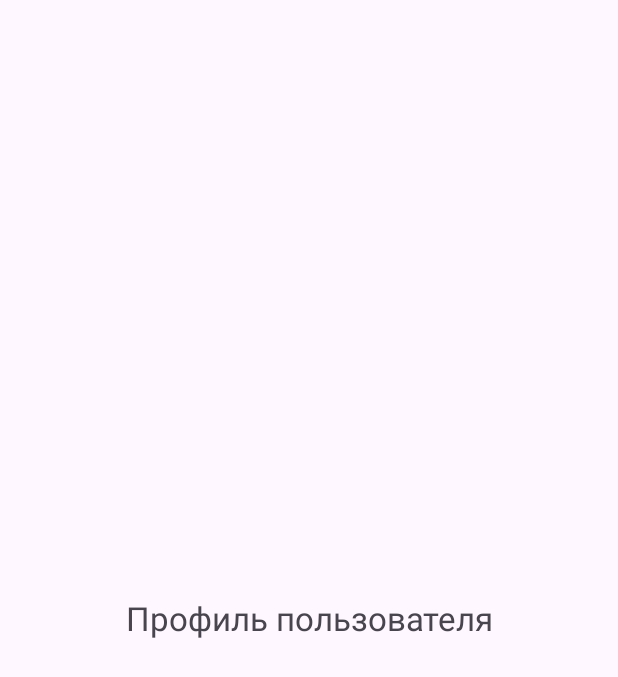
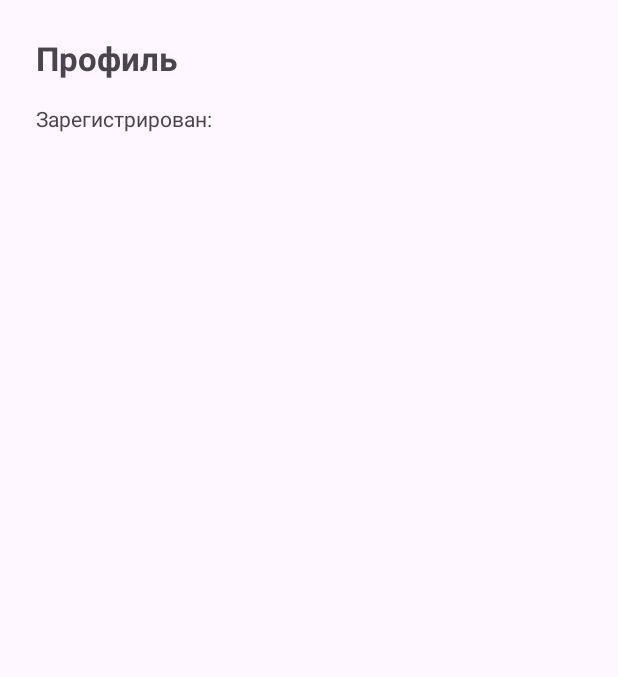
Before and after one commit to maurmni/Utilization, an Android app: the fragment ProfileFragment shown on its own in the app's theme, on a phone screen of 412 x 824 dp. Shown: the top 677 px of the screen. Run offline under Robolectric (Android 15) with nearby library versions, the phone set to English and light mode, and no system bars; our stand-ins replace Room's generated code.

Commit message:
доьавлена логика работы

```diff
--- /dev/null
+++ b/app/src/main/java/com/example/utilization/AppDataBase.java
@@ -0,0 +1,26 @@
+package com.example.utilization;
+
+import android.content.Context;
+
+import androidx.room.Database;
+import androidx.room.Room;
+import androidx.room.RoomDatabase;
+
+@Database(entities = {UserEntity.class}, version = 1)
+public abstract class AppDataBase extends RoomDatabase {
+
+    private static AppDataBase INSTANCE;
+
+    public abstract UserDAO userDao();
+
+    public static synchronized AppDataBase get(Context context) {
+        if (INSTANCE == null) {
+            INSTANCE = Room.databaseBuilder(
+                    context.getApplicationContext(),
+                    AppDataBase.class,
+                    "util_db"
+            ).build();
+        }
+        return INSTANCE;
+    }
+}
--- a/app/src/main/java/com/example/utilization/HomeContentFregment.java
+++ b/app/src/main/java/com/example/utilization/HomeContentFragment.java
@@ -8,7 +8,7 @@ import android.widget.TextView;
 
 import androidx.fragment.app.Fragment;
 
-public class HomeContentFregment extends Fragment {
+public class HomeContentFragment extends Fragment {
     @Override
     public View onCreateView(
             LayoutInflater inflater,
--- a/app/src/main/java/com/example/utilization/ProfileFragment.java
+++ b/app/src/main/java/com/example/utilization/ProfileFragment.java
@@ -7,22 +7,45 @@ import android.view.ViewGroup;
 import android.widget.TextView;
 
 import androidx.fragment.app.Fragment;
+import androidx.lifecycle.ViewModelProvider;
+
+import java.text.SimpleDateFormat;
+import java.util.Date;
+import java.util.Locale;
 
 public class ProfileFragment extends Fragment {
+
+    private ProfileViewModel viewModel;
+
     @Override
     public View onCreateView(
             LayoutInflater inflater,
             ViewGroup container,
             Bundle savedInstanceState
     ) {
-        TextView tv = new TextView(requireContext());
-        tv.setText("Профиль пользователя");
-        tv.setTextSize(22);
-        tv.setGravity(android.view.Gravity.CENTER);
-        tv.setLayoutParams(new ViewGroup.LayoutParams(
-                ViewGroup.LayoutParams.MATCH_PARENT,
-                ViewGroup.LayoutParams.MATCH_PARENT
-        ));
-        return tv;
+        View v = inflater.inflate(R.layout.fragment_profile, container, false);
+
+        TextView tvDate = v.findViewById(R.id.tvRegistrationDate);
+
+        viewModel = new ViewModelProvider(this)
+                .get(ProfileViewModel.class);
+
+        viewModel.getUser()
+                .observe(getViewLifecycleOwner(), user -> {
+                    if (user == null) return;
+
+                    Date date = new Date(user.registrationDate);
+                    SimpleDateFormat sdf =
+                            new SimpleDateFormat(
+                                    "dd.MM.yyyy",
+                                    Locale.getDefault()
+                            );
+
+                    tvDate.setText(
+                            "Зарегистрирован: " + sdf.format(date)
+                    );
+                });
+
+        return v;
     }
 }
--- /dev/null
+++ b/app/src/main/java/com/example/utilization/ProfileViewModel.java
@@ -0,0 +1,45 @@
+package com.example.utilization;
+
+import android.app.Application;
+import android.content.Context;
+import android.content.SharedPreferences;
+
+import androidx.annotation.NonNull;
+import androidx.lifecycle.AndroidViewModel;
+import androidx.lifecycle.LiveData;
+import androidx.lifecycle.MutableLiveData;
+
+import java.util.concurrent.Executors;
+
+public class ProfileViewModel extends AndroidViewModel {
+
+    private final UserDAO userDao;
+    private final MutableLiveData<UserEntity> userLiveData =
+            new MutableLiveData<>();
+
+    public ProfileViewModel(@NonNull Application application) {
+        super(application);
+        userDao = AppDataBase.get(application).userDao();
+
+        loadUser();
+    }
+
+    private void loadUser() {
+        SharedPreferences prefs =
+                getApplication()
+                        .getSharedPreferences("auth", Context.MODE_PRIVATE);
+
+        int userId = prefs.getInt("USER_ID", -1);
+
+        if (userId == -1) return;
+
+        Executors.newSingleThreadExecutor().execute(() -> {
+            UserEntity user = userDao.getById(userId);
+            userLiveData.postValue(user);
+        });
+    }
+
+    public LiveData<UserEntity> getUser() {
+        return userLiveData;
+    }
+}
--- /dev/null
+++ b/app/src/main/java/com/example/utilization/UserDAO.java
@@ -0,0 +1,29 @@
+package com.example.utilization;
+
+import androidx.room.Dao;
+import androidx.room.Insert;
+import androidx.room.Query;
+import androidx.room.Update;
+
+@Dao
+public interface UserDAO {
+
+    @Insert
+    void insert(UserEntity user);
+
+    @Query("SELECT * FROM users WHERE email = :email AND password = :password LIMIT 1")
+    UserEntity login(String email, String password);
+
+    @Query("SELECT * FROM users WHERE email = :email LIMIT 1")
+    UserEntity findByEmail(String email);
+
+    @Query("SELECT * FROM users WHERE id = :id LIMIT 1")
+    UserEntity getById(int id);
+
+    @Query("UPDATE users SET password = :password WHERE email = :email")
+    int resetPassword(String email, String password);
+
+
+    @Update
+    void update(UserEntity user);
+}
--- /dev/null
+++ b/app/src/main/res/layout/fragment_profile.xml
@@ -0,0 +1,24 @@
+<?xml version="1.0" encoding="utf-8"?>
+<LinearLayout
+    xmlns:android="http://schemas.android.com/apk/res/android"
+    android:layout_width="match_parent"
+    android:layout_height="match_parent"
+    android:orientation="vertical"
+    android:padding="24dp">
+
+    <TextView
+        android:id="@+id/tvProfileTitle"
+        android:layout_width="wrap_content"
+        android:layout_height="wrap_content"
+        android:text="Профиль"
+        android:textSize="22sp"
+        android:textStyle="bold" />
+
+    <TextView
+        android:id="@+id/tvRegistrationDate"
+        android:layout_width="wrap_content"
+        android:layout_height="wrap_content"
+        android:layout_marginTop="16dp"
+        android:text="Зарегистрирован:" />
+
+</LinearLayout>
```
Also changed, not shown: app/build.gradle.kts (+6 -3 lines), app/src/main/java/com/example/utilization/AuthFragment.java (+17 -18 lines), app/src/main/java/com/example/utilization/AuthRepository.java (+74 -98 lines), app/src/main/java/com/example/utilization/AuthResult.java (+8 -11 lines), app/src/main/java/com/example/utilization/AuthViewModel.java (+11 -19 lines), app/src/main/java/com/example/utilization/MainActivity.java (+0 -22 lines), app/src/main/java/com/example/utilization/UserEntity.java (added, +23 -0 lines), app/src/main/java/com/example/utilization/home.java (+13 -24 lines), app/src/main/res/layout/activity_main.xml (+8 -3 lines), app/src/main/res/layout/fragment_home.xml (+1 -8 lines), app/src/main/res/navigation/nav_graph.xml (added, +23 -0 lines), gradle/libs.versions.toml (+8 -0 lines).
